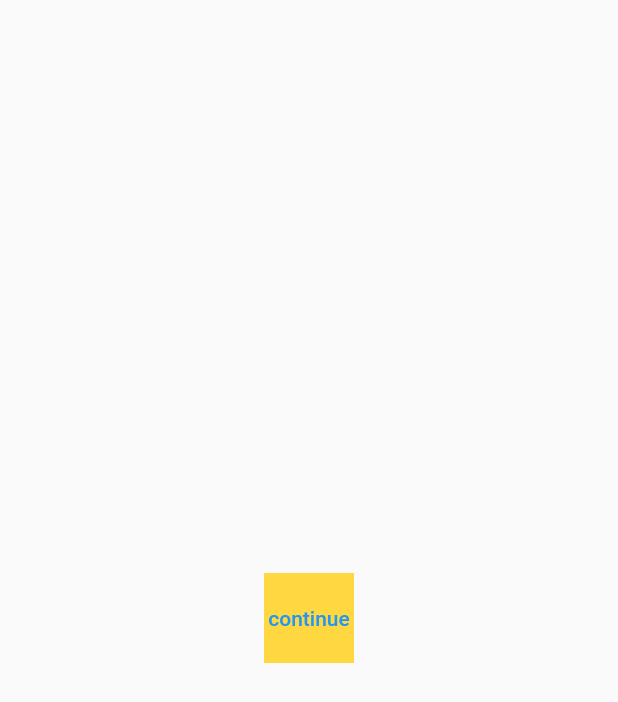
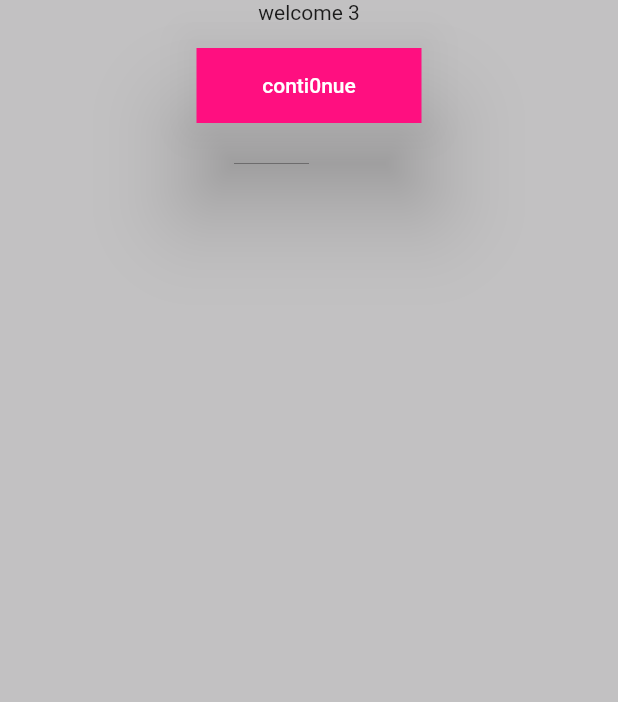
Before and after one commit to 4lisyd/CyberNinjas, a Flutter app: the screen it shows after launch, swiped to page 3, on a phone screen of 412 x 824 dp. Shown: the top 702 px of the screen. Run offline on Flutter 3.47's test engine with Material 2 defaults, Android fonts, the phone set to English and light mode, and no system bars.

Commit message:
commit 1.2 started

```diff
--- a/lib/components/buttons.dart
+++ b/lib/components/buttons.dart
@@ -1,18 +1,33 @@
 import 'package:flutter/cupertino.dart';
 import 'package:flutter/material.dart';
 
-Widget button1() {
+class Button1 extends StatelessWidget {
+  Function onPress;
+  String title;
+
+  Button1(this.title, this.onPress);
+
+  @override
+  Widget build(BuildContext context) {
     return TextButton(
-      onPressed: () {},
+        onPressed: onPress,
         child: TextButton(
+          style: ButtonStyle(
+            elevation: MaterialStateProperty.all(26),
+          ),
+          // style: ,
           child: Container(
             child: Center(
-            child: Text("continue"),
+              child: Text(
+                title,
+                style: TextStyle(color: Colors.white),
               ),
-          height: 60,
-          width: 60,
-          color: Colors.amberAccent,
             ),
-        onPressed: () {},
+            height: 50,
+            width: 150,
+            color: Theme.of(context).buttonColor,
+          ),
+          onPressed: onPress,
         ));
   }
+}
--- a/lib/main.dart
+++ b/lib/main.dart
@@ -1,4 +1,5 @@
 import 'package:cyber_ninjas/screens/welcome/welcome0.dart';
+import 'package:cyber_ninjas/theme/theme.dart';
 import 'package:flutter/material.dart';
 
 void main() {
@@ -11,9 +12,7 @@ class MyApp extends StatelessWidget {
   Widget build(BuildContext context) {
     return MaterialApp(
       title: 'CyberNinjas',
-      theme: ThemeData(
-        primarySwatch: Colors.blue,
-      ),
+      theme: currentTheme(),
       home: Start(),
     );
   }
--- a/lib/screens/welcome/welcome0.dart
+++ b/lib/screens/welcome/welcome0.dart
@@ -2,7 +2,6 @@ import 'package:cyber_ninjas/screens/welcome/welcome1.dart';
 import 'package:cyber_ninjas/screens/welcome/welcome2.dart';
 import 'package:cyber_ninjas/screens/welcome/welcome3.dart';
 import 'package:flutter/material.dart';
-
 
 class Welcome extends StatefulWidget {
   @override
@@ -10,21 +9,23 @@ class Welcome extends StatefulWidget {
 }
 
 class _WelcomeState extends State<Welcome> {
-
   final pageViewController = PageController();
-
 
   @override
   Widget build(BuildContext context) {
-
     // pageViewController.
-    return PageView(
+    return SafeArea(
+      child: Container(
+        color: Theme.of(context).backgroundColor,
+        child: PageView(
           controller: pageViewController,
           children: [
             Welcome1(),
             Welcome2(),
             Welcome3(),
           ],
+        ),
+      ),
     );
   }
 }
--- a/lib/screens/welcome/welcome1.dart
+++ b/lib/screens/welcome/welcome1.dart
@@ -3,6 +3,10 @@ import 'package:flutter/material.dart';
 class Welcome1 extends StatelessWidget {
   @override
   Widget build(BuildContext context) {
-    return Container();
+    return Container(
+      child: Center(
+        child: Text('welcome 1'),
+      ),
+    );
   }
 }
--- a/lib/screens/welcome/welcome2.dart
+++ b/lib/screens/welcome/welcome2.dart
@@ -4,6 +4,10 @@ import 'package:cyber_ninjas/components/buttons.dart';
 class Welcome2 extends StatelessWidget {
   @override
   Widget build(BuildContext context) {
-    return Container();
+    return Container(
+      child: Center(
+        child: Text('welcome 2'),
+      ),
+    );
   }
 }
--- a/lib/screens/welcome/welcome3.dart
+++ b/lib/screens/welcome/welcome3.dart
@@ -1,12 +1,24 @@
 import 'package:cyber_ninjas/components/buttons.dart';
+import 'package:cyber_ninjas/screens/homescreens/home_profile.dart';
 import 'package:flutter/material.dart';
 
 class Welcome3 extends StatelessWidget {
   @override
   Widget build(BuildContext context) {
-    return Container(
-      child: Center(
-        child: button1(),
+    return SafeArea(
+      child: Column(
+        children: [
+          Container(
+            child: Center(
+              child: Text('welcome 3'),
+            ),
+          ),
+          Button1('conti0nue', () {
+            print('continued...');
+            Navigator.push(context,
+                MaterialPageRoute(builder: (context) => HomeProfile()));
+          }),
+        ],
       ),
     );
   }
--- /dev/null
+++ b/lib/theme/theme.dart
@@ -0,0 +1,8 @@
+import 'package:flutter/material.dart';
+
+ThemeData currentTheme() {
+  return ThemeData(
+      accentColor: Color(0xffbd4089),
+      backgroundColor: Color(0xffc2c1c2),
+      buttonColor: Color(0xffff0f80));
+}
```
Also changed, not shown: lib/screens/homescreens/home_profile.dart (added, +22 -0 lines), lib/screens/homescreens/home_achievements.dart (added), lib/screens/homescreens/home_tests.dart (added). Lines whose indentation alone changed are shown as unchanged.
